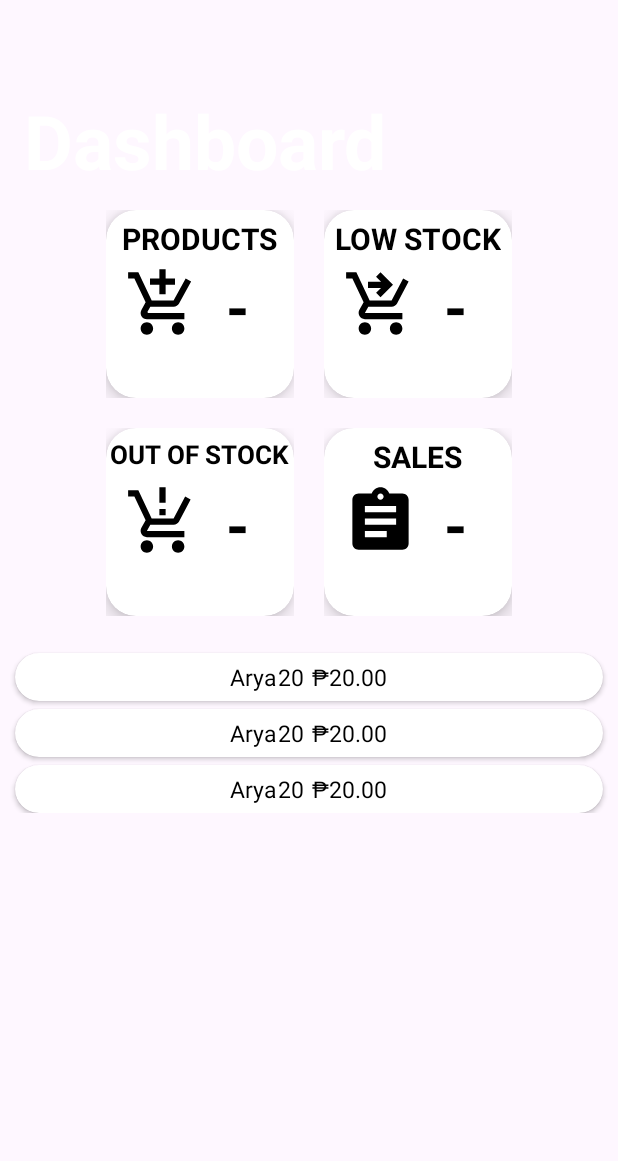
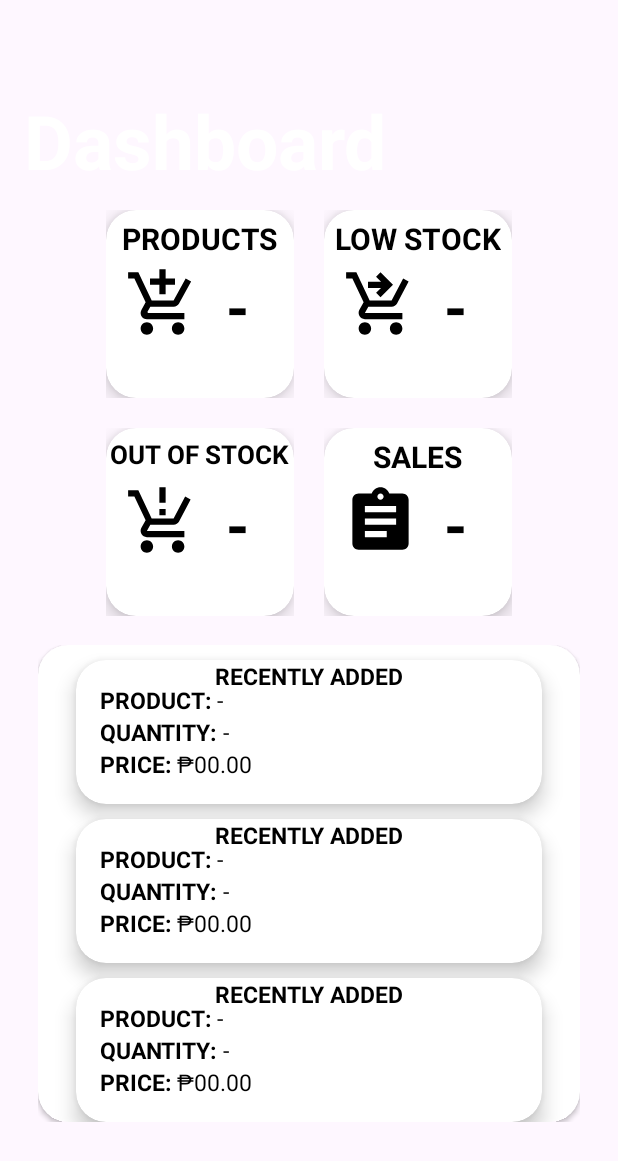
Before and after one commit to KagoShinji/Carlos-Fishing-Supplies-IMS, an Android app: the layout fragment_home.xml on its own in the app's theme, with its tools: preview values and no code run, on a phone screen of 412 x 824 dp. Shown: the top 1161 px of the screen. Run offline under Robolectric (Android 15) with nearby library versions, the phone set to English and light mode, and no system bars.

Commit message:
11th commit.

```diff
--- a/app/src/main/java/com/example/carlosfishingsuppliesims/adapter/DashboardAdapter.kt
+++ b/app/src/main/java/com/example/carlosfishingsuppliesims/adapter/DashboardAdapter.kt
@@ -47,7 +47,7 @@ class DashboardAdapter(private val context: Context) : RecyclerView.Adapter<Dash
 
         // Query to fetch products based on timestamp (assuming timestamp is stored as a child node)
         val query: Query =
-            productsRef.orderByChild("timestamp").limitToLast(10) // Fetching 10 latest products
+            productsRef.orderByChild("timestamp").limitToLast(5) // Fetching 10 latest products
 
         query.addListenerForSingleValueEvent(object : ValueEventListener {
             override fun onDataChange(dataSnapshot: DataSnapshot) {
--- a/app/src/main/res/layout/dashboard_item.xml
+++ b/app/src/main/res/layout/dashboard_item.xml
@@ -1,36 +1,56 @@
 <?xml version="1.0" encoding="utf-8"?>
 <androidx.cardview.widget.CardView xmlns:android="http://schemas.android.com/apk/res/android"
-    xmlns:tools="http://schemas.android.com/tools"
     android:layout_width="match_parent"
     android:layout_height="wrap_content"
     xmlns:app="http://schemas.android.com/apk/res-auto"
+    app:cardElevation="8dp"
     app:cardCornerRadius="20dp"
-    android:elevation="10dp"
-    android:layout_marginHorizontal="10dp"
-    android:layout_marginTop="5dp">
+    android:layout_marginTop="10dp"
+    android:layout_marginHorizontal="25dp">
 
     <LinearLayout
         android:layout_width="wrap_content"
         android:layout_height="wrap_content"
-        android:layout_marginVertical="5dp"
-        android:orientation="horizontal"
         android:layout_gravity="center_horizontal">
+
+        <TextView
+            android:layout_width="wrap_content"
+            android:layout_height="wrap_content"
+            android:text="@string/recentlyadded"
+            android:textStyle="bold"
+            android:textSize="15dp"
+            android:textColor="@color/black">
+        </TextView>
+
+    </LinearLayout>
+
+    <LinearLayout
+        android:layout_width="wrap_content"
+        android:layout_height="wrap_content"
+        android:layout_marginStart="16dp"
+        android:layout_marginVertical="16dp"
+        android:orientation="vertical">
 
         <LinearLayout
             android:layout_width="wrap_content"
             android:layout_height="wrap_content"
+            android:layout_gravity="center_vertical"
             android:orientation="horizontal">
 
-        <LinearLayout
-            android:layout_width="wrap_content"
-            android:layout_height="wrap_content"
-            android:orientation="horizontal">
+
+            <TextView
+                android:layout_width="wrap_content"
+                android:layout_height="wrap_content"
+                android:text="PRODUCT: "
+                android:textColor="@color/black"
+                android:textSize="15sp"
+                android:textStyle="bold" />
 
             <TextView
                 android:id="@+id/dashboardName"
                 android:layout_width="wrap_content"
                 android:layout_height="wrap_content"
-                android:text="Arya"
+                android:text="-"
                 android:textColor="@color/black"
                 android:textStyle="normal"
                 android:textSize="15sp" />
@@ -41,14 +61,21 @@
             android:layout_width="wrap_content"
             android:layout_height="wrap_content"
             android:layout_gravity="center_vertical"
-            android:orientation="horizontal"
-            android:layout_marginEnd="5dp">
+            android:orientation="horizontal">
+
+            <TextView
+                android:layout_width="wrap_content"
+                android:layout_height="wrap_content"
+                android:text="QUANTITY: "
+                android:textColor="@color/black"
+                android:textSize="15sp"
+                android:textStyle="bold"/>
 
             <TextView
                 android:id="@+id/dashboard_quantity"
                 android:layout_width="wrap_content"
                 android:layout_height="wrap_content"
-                android:text="20"
+                android:text="-"
                 android:textColor="@color/black"
                 android:textStyle="normal"
                 android:textSize="15sp"/>
@@ -62,6 +89,14 @@
             android:orientation="horizontal">
 
             <TextView
+                android:layout_width="wrap_content"
+                android:layout_height="wrap_content"
+                android:text="PRICE: "
+                android:textColor="@color/black"
+                android:textSize="15sp"
+                android:textStyle="bold"/>
+
+            <TextView
                 android:id="@+id/pesoSign"
                 android:layout_width="wrap_content"
                 android:layout_height="wrap_content"
@@ -73,14 +108,44 @@
                 android:id="@+id/dashboardPrice"
                 android:layout_width="wrap_content"
                 android:layout_height="wrap_content"
-                android:text="20.00"
+                android:text="00.00"
                 android:textColor="@color/black"
                 android:textStyle="normal"
                 android:textSize="15sp"/>
 
         </LinearLayout>
 
-        </LinearLayout>
+    </LinearLayout>
+
+    <LinearLayout
+        android:layout_width="wrap_content"
+        android:layout_height="wrap_content"
+        android:layout_gravity="end"
+        android:layout_marginVertical="6dp">
+
+        <ImageView
+            android:id="@+id/lowstockAlert"
+            android:layout_width="35dp"
+            android:layout_height="35dp"
+            android:src="@drawable/lowstock"
+            android:visibility="gone">
+        </ImageView>
+
+    </LinearLayout>
+
+    <LinearLayout
+        android:layout_width="wrap_content"
+        android:layout_height="wrap_content"
+        android:layout_gravity="end"
+        android:layout_marginVertical="6dp">
+
+        <ImageView
+            android:id="@+id/nostockAlert"
+            android:layout_width="35dp"
+            android:layout_height="35dp"
+            android:src="@drawable/nostock"
+            android:visibility="gone">
+        </ImageView>
 
     </LinearLayout>
 
--- a/app/src/main/res/layout/dialog_add_sale.xml
+++ b/app/src/main/res/layout/dialog_add_sale.xml
@@ -1,7 +1,15 @@
 <LinearLayout xmlns:android="http://schemas.android.com/apk/res/android"
     android:layout_width="match_parent"
     android:layout_height="wrap_content"
-    android:orientation="vertical">
+    android:orientation="vertical"
+    android:padding="16dp">
+
+    <LinearLayout
+        android:layout_width="match_parent"
+        android:layout_height="wrap_content"
+        android:orientation="vertical"
+        android:padding="16dp">
+
 
     <!-- Title -->
     <TextView
@@ -32,7 +40,7 @@
         android:layout_width="match_parent"
         android:layout_height="wrap_content"
         android:inputType="number"
-        android:padding="16dp" />
+        android:textColor="@color/black"/>
 
     <!-- Button for adding sale -->
     <Button
@@ -41,7 +49,8 @@
         android:layout_height="wrap_content"
         android:text="Add"
         android:layout_margin="16dp"
-        android:layout_gravity="center"/>
+        android:layout_gravity="center"
+        android:backgroundTint="@color/blue"/>
 
     <!-- Container for selected products -->
     <LinearLayout
@@ -52,3 +61,4 @@
         android:padding="16dp" />
 
 </LinearLayout>
+</LinearLayout>
--- a/app/src/main/res/layout/fragment_home.xml
+++ b/app/src/main/res/layout/fragment_home.xml
@@ -301,15 +301,27 @@
         android:orientation="vertical"
         android:gravity="center"
         android:layout_gravity="end"
-        android:layout_marginTop="370dp">
+        android:layout_marginTop="370dp"
+        android:layout_marginHorizontal="25dp"
+        android:layout_marginBottom="20dp">
+
+        <androidx.cardview.widget.CardView
+            android:layout_width="match_parent"
+            android:layout_height="wrap_content"
+            app:cardCornerRadius="20dp"
+            android:elevation="8dp">
+
 
             <androidx.recyclerview.widget.RecyclerView
                 android:id="@+id/recyclerViewDashboard"
                 tools:listitem="@layout/dashboard_item"
                 android:layout_width="match_parent"
-                android:layout_height="match_parent"
+                android:layout_height="wrap_content"
                 android:layout_gravity="center">
             </androidx.recyclerview.widget.RecyclerView>
 
+        </androidx.cardview.widget.CardView>
+
     </LinearLayout>
+
 </FrameLayout>
--- a/app/src/main/res/layout/fragment_sales.xml
+++ b/app/src/main/res/layout/fragment_sales.xml
@@ -50,6 +50,7 @@
         android:layout_height="wrap_content"
         android:layout_gravity="bottom|end"
         android:layout_margin="16dp"
-        android:src="@drawable/add" />
+        android:src="@drawable/add"
+        android:backgroundTint="@color/white"/>
 
 </FrameLayout>
--- a/app/src/main/res/values/strings.xml
+++ b/app/src/main/res/values/strings.xml
@@ -10,6 +10,7 @@
     <string name="next">Next</string>
     <string name="previous">Previous</string>
     <string name="App">Carlos Fishing Supplies IMS</string>
+    <string name="recentlyadded">RECENTLY ADDED</string>
 
     <string name="lorem_ipsum">
         Lorem ipsum dolor sit amet, consectetur adipiscing elit. Nam in scelerisque sem. Mauris
```
